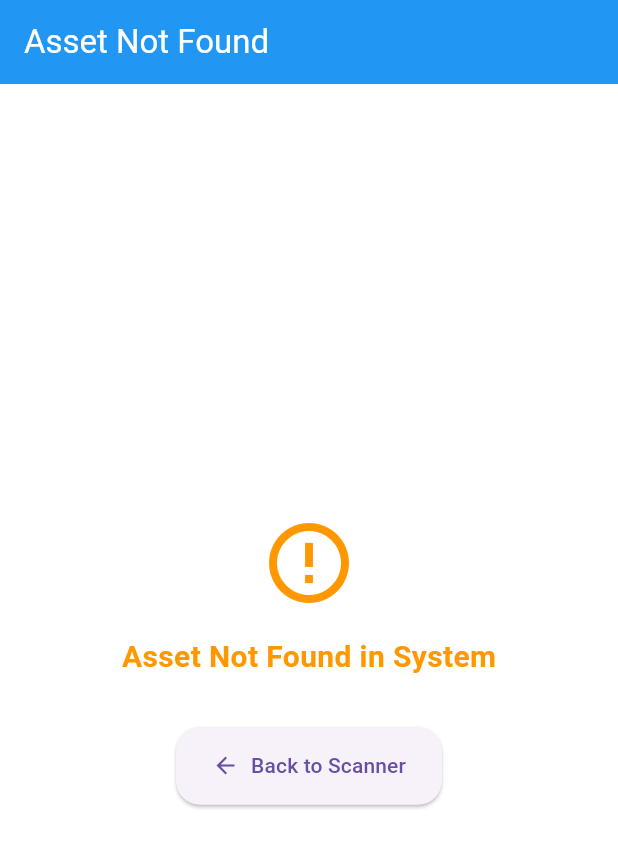
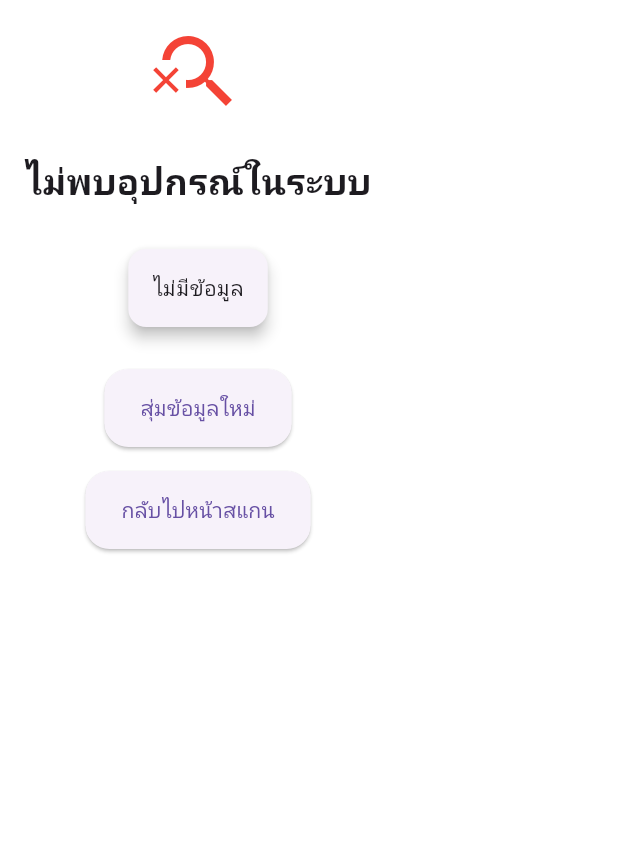
Before and after one commit to Russidan-Nadee/RFID_prototype_project, a Flutter app: the NotFoundScreen widget shown alone on an empty page, opened directly, on a phone screen of 412 x 824 dp. Shown: the top 848 px of the screen. Run offline on Flutter 3.47's test engine with Material 3 defaults, Android fonts, the phone set to English and light mode, and no system bars; our stand-ins replace flutter_local_notifications, get_it, sqflite; accounts and stored records are empty.

Commit message:
feature/random-asset-not-found-screen

```diff
--- a/lib/core/di/modules/bloc_module.dart
+++ b/lib/core/di/modules/bloc_module.dart
@@ -6,6 +6,7 @@ import 'package:rfid_project/domain/usecases/cartegory/add_category_usecase.dart
 import 'package:rfid_project/domain/usecases/cartegory/delete_category_usecase.dart';
 import 'package:rfid_project/domain/usecases/cartegory/get_categories_usecase.dart';
 import 'package:rfid_project/domain/usecases/cartegory/update_category_usecase.dart';
+import 'package:rfid_project/domain/usecases/rfid/generate_random_asset_info_usecase.dart';
 import 'package:rfid_project/domain/usecases/rfid/get_random_uid_usecase.dart';
 import 'package:rfid_project/domain/usecases/rfid/scan_rfid_usecase.dart';
 import 'package:rfid_project/domain/repositories/asset_repository.dart';
@@ -36,10 +37,12 @@ class BlocModule {
     _getIt.registerFactory(() => ExportBloc(_getIt<GetAssetsUseCase>()));
 
     // ลงทะเบียน RfidScanBloc
+    // รับพารามิเตอร์เพิ่มเติมคือ GenerateRandomAssetInfoUseCase
     _getIt.registerFactory(
       () => RfidScanBloc(
         _getIt<ScanRfidUseCase>(),
-        _getIt<GetRandomUidUseCase>(), // เพิ่มพารามิเตอร์ตัวที่ 2
+        _getIt<GetRandomUidUseCase>(),
+        _getIt<GenerateRandomAssetInfoUseCase>(),
       ),
     );
 
--- /dev/null
+++ b/lib/domain/entities/random_asset_info.dart
@@ -0,0 +1,19 @@
+class RandomAssetInfo {
+  final String id;
+  final String uid;
+  final String category;
+  final String brand;
+  final String department;
+  final String date;
+  final String status;
+
+  RandomAssetInfo({
+    required this.id,
+    required this.uid,
+    required this.category,
+    required this.brand,
+    required this.department,
+    required this.date,
+    required this.status,
+  });
+}
--- /dev/null
+++ b/lib/domain/repositories/random_asset_repository.dart
@@ -0,0 +1,5 @@
+import '../entities/random_asset_info.dart';
+
+abstract class RandomAssetRepository {
+  Future<RandomAssetInfo> generateRandomAssetInfo();
+}
--- /dev/null
+++ b/lib/domain/usecases/rfid/generate_random_asset_info_usecase.dart
@@ -0,0 +1,13 @@
+import 'package:rfid_project/domain/entities/random_asset_info.dart';
+
+import '../../repositories/random_asset_repository.dart';
+
+class GenerateRandomAssetInfoUseCase {
+  final RandomAssetRepository _repository;
+
+  GenerateRandomAssetInfoUseCase(this._repository);
+
+  Future<RandomAssetInfo> execute() async {
+    return await _repository.generateRandomAssetInfo();
+  }
+}
--- a/lib/main.dart
+++ b/lib/main.dart
@@ -3,6 +3,7 @@
 import 'package:flutter/material.dart';
 import 'package:provider/provider.dart';
 import 'package:rfid_project/domain/repositories/asset_repository.dart';
+import 'package:rfid_project/domain/usecases/rfid/generate_random_asset_info_usecase.dart';
 import 'package:rfid_project/domain/usecases/rfid/get_random_uid_usecase.dart';
 import 'core/navigation/app_routes.dart';
 import 'core/theme/app_theme.dart';
@@ -56,6 +57,7 @@ class MyApp extends StatelessWidget {
               (_) => RfidScanBloc(
                 DependencyInjection.getIt.get<ScanRfidUseCase>(),
                 DependencyInjection.getIt.get<GetRandomUidUseCase>(),
+                DependencyInjection.getIt.get<GenerateRandomAssetInfoUseCase>(),
               ),
         ),
 
--- a/lib/presentation/features/rfid/blocs/rfid_scan_bloc.dart
+++ b/lib/presentation/features/rfid/blocs/rfid_scan_bloc.dart
@@ -1,24 +1,32 @@
 import 'package:flutter/material.dart';
 import '../../../../domain/usecases/rfid/scan_rfid_usecase.dart';
-import '../../../../domain/usecases/rfid/get_random_uid_usecase.dart'; // เพิ่ม import
+import '../../../../domain/usecases/rfid/get_random_uid_usecase.dart';
+import '../../../../domain/usecases/rfid/generate_random_asset_info_usecase.dart';
+import '../../../../domain/entities/random_asset_info.dart';
 
 enum RfidScanStatus { initial, scanning, found, notFound, error }
 
 class RfidScanBloc extends ChangeNotifier {
   final ScanRfidUseCase _scanRfidUseCase;
-  final GetRandomUidUseCase _getRandomUidUseCase; // เพิ่มตัวแปร
+  final GetRandomUidUseCase _getRandomUidUseCase;
+  final GenerateRandomAssetInfoUseCase _generateRandomAssetInfoUseCase;
 
   RfidScanStatus _status = RfidScanStatus.initial;
   String _errorMessage = '';
   bool _wantToFind = true;
-  String? _lastScannedUid; // เพิ่มตัวแปรเก็บ UID ล่าสุด
+  String? _lastScannedUid;
+  RandomAssetInfo? _randomAssetInfo;
 
-  // ปรับ constructor เพื่อรับ usecase เพิ่ม
-  RfidScanBloc(this._scanRfidUseCase, this._getRandomUidUseCase);
+  RfidScanBloc(
+    this._scanRfidUseCase,
+    this._getRandomUidUseCase,
+    this._generateRandomAssetInfoUseCase,
+  );
 
   RfidScanStatus get status => _status;
   String get errorMessage => _errorMessage;
-  String? get lastScannedUid => _lastScannedUid; // เพิ่ม getter สำหรับ UID
+  String? get lastScannedUid => _lastScannedUid;
+  RandomAssetInfo? get randomAssetInfo => _randomAssetInfo;
 
   // กำหนดว่าต้องการเจอสินทรัพย์หรือไม่
   void setFindPreference(bool wantToFind) {
@@ -33,27 +41,27 @@ class RfidScanBloc extends ChangeNotifier {
     try {
       if (_wantToFind) {
         // กรณีกดปุ่ม Yes -> สุ่ม UID แล้วไปหน้า Found
-        // สุ่ม UID จากฐานข้อมูลจริง
         final uid = await _getRandomUidUseCase.execute();
+        _lastScannedUid = uid;
 
         _status = RfidScanStatus.found;
         notifyListeners();
 
-        // ส่ง UID ไปด้วย
         Navigator.pushNamed(
           context,
           '/found',
           arguments: {'uid': uid ?? 'Unknown'},
         );
       } else {
-        // กรณีกดปุ่ม No -> ไปหน้า Not Found เลย
+        // กรณีกดปุ่ม No -> สุ่มข้อมูลแล้วไปหน้า Not Found
+        _randomAssetInfo = await _generateRandomAssetInfoUseCase.execute();
         _status = RfidScanStatus.notFound;
         notifyListeners();
 
         Navigator.pushNamed(
           context,
           '/notFound',
-          arguments: {'uid': 'Unknown'},
+          arguments: {'randomAssetInfo': _randomAssetInfo},
         );
       }
     } catch (e) {
@@ -63,9 +71,18 @@ class RfidScanBloc extends ChangeNotifier {
     }
   }
 
+  // เพิ่มเมธอดเพื่อสุ่มข้อมูลใหม่
+  Future<RandomAssetInfo> generateNewRandomAsset() async {
+    _randomAssetInfo = await _generateRandomAssetInfoUseCase.execute();
+    notifyListeners();
+    return _randomAssetInfo!;
+  }
+
   void resetStatus() {
     _status = RfidScanStatus.initial;
     _errorMessage = '';
+    _lastScannedUid = null;
+    _randomAssetInfo = null;
     notifyListeners();
   }
 }
--- a/lib/presentation/features/rfid/screens/not_found_screen.dart
+++ b/lib/presentation/features/rfid/screens/not_found_screen.dart
@@ -1,39 +1,103 @@
 import 'package:flutter/material.dart';
+import 'package:provider/provider.dart';
+import '../../../../core/constants/route_constants.dart';
+import '../../../common_widgets/buttons/primary_button.dart';
 import '../../../common_widgets/layouts/screen_container.dart';
-import '../../../common_widgets/buttons/primary_button.dart';
+import '../blocs/rfid_scan_bloc.dart';
 
 class NotFoundScreen extends StatelessWidget {
   const NotFoundScreen({Key? key}) : super(key: key);
 
   @override
   Widget build(BuildContext context) {
+    final rfidScanBloc = Provider.of<RfidScanBloc>(context);
+
     return ScreenContainer(
-      appBar: AppBar(title: const Text('Asset Not Found')),
-      child: Center(
+      child: Padding(
+        padding: const EdgeInsets.all(16.0),
         child: Column(
-          mainAxisAlignment: MainAxisAlignment.center,
           children: [
-            const Icon(Icons.error_outline, color: Colors.orange, size: 64),
+            const Icon(Icons.search_off, size: 64, color: Colors.red),
+            const SizedBox(height: 24),
+            const Text(
+              'ไม่พบอุปกรณ์ในระบบ',
+              style: TextStyle(fontSize: 24, fontWeight: FontWeight.bold),
+              textAlign: TextAlign.center,
+            ),
+            const SizedBox(height: 24),
+            _buildInfoCard(rfidScanBloc),
+            const SizedBox(height: 24),
+            PrimaryButton(
+              onPressed: () async {
+                // สุ่มข้อมูลใหม่
+                await rfidScanBloc.generateNewRandomAsset();
+              },
+              text: 'สุ่มข้อมูลใหม่',
+            ),
             const SizedBox(height: 16),
-            const Text(
-              'Asset Not Found in System',
-              style: TextStyle(
-                fontSize: 20,
-                fontWeight: FontWeight.bold,
-                color: Colors.orange,
-              ),
-            ),
-            const SizedBox(height: 32),
             PrimaryButton(
-              text: 'Back to Scanner',
-              icon: Icons.arrow_back,
               onPressed: () {
-                Navigator.of(context).pop();
+                rfidScanBloc.resetStatus();
+                Navigator.pushNamed(context, RouteConstants.scanRfid);
               },
+              text: 'กลับไปหน้าสแกน',
             ),
           ],
         ),
       ),
     );
   }
+
+  Widget _buildInfoCard(RfidScanBloc bloc) {
+    // เลือกข้อมูลที่จะแสดง
+    final infoData = bloc.randomAssetInfo;
+
+    if (infoData == null) {
+      return const Card(
+        elevation: 4,
+        child: Padding(
+          padding: EdgeInsets.all(16.0),
+          child: Text('ไม่มีข้อมูล'),
+        ),
+      );
+    }
+
+    return Card(
+      elevation: 4,
+      child: Padding(
+        padding: const EdgeInsets.all(16.0),
+        child: Column(
+          crossAxisAlignment: CrossAxisAlignment.start,
+          children: [
+            _buildInfoRow('ID:', infoData.id),
+            _buildInfoRow('UID:', infoData.uid),
+            _buildInfoRow('หมวดหมู่:', infoData.category),
+            _buildInfoRow('แบรนด์:', infoData.brand),
+            _buildInfoRow('แผนก:', infoData.department),
+            _buildInfoRow('วันที่:', infoData.date),
+            _buildInfoRow('สถานะ:', infoData.status),
+          ],
+        ),
+      ),
+    );
+  }
+
+  Widget _buildInfoRow(String label, String value) {
+    return Padding(
+      padding: const EdgeInsets.symmetric(vertical: 4.0),
+      child: Row(
+        crossAxisAlignment: CrossAxisAlignment.start,
+        children: [
+          SizedBox(
+            width: 80,
+            child: Text(
+              label,
+              style: const TextStyle(fontWeight: FontWeight.bold),
+            ),
+          ),
+          Expanded(child: Text(value)),
+        ],
+      ),
+    );
+  }
 }
```
Also changed, not shown: lib/core/di/modules/repository_module.dart (+9 -0 lines), lib/core/di/modules/service_module.dart (+8 -0 lines), lib/core/navigation/app_routes.dart (+5 -8 lines), lib/data/models/random_asset_info_model.dart (added, +45 -0 lines), lib/data/repositories/random_asset_repository_impl.dart (added, +76 -0 lines), 2 other files.
